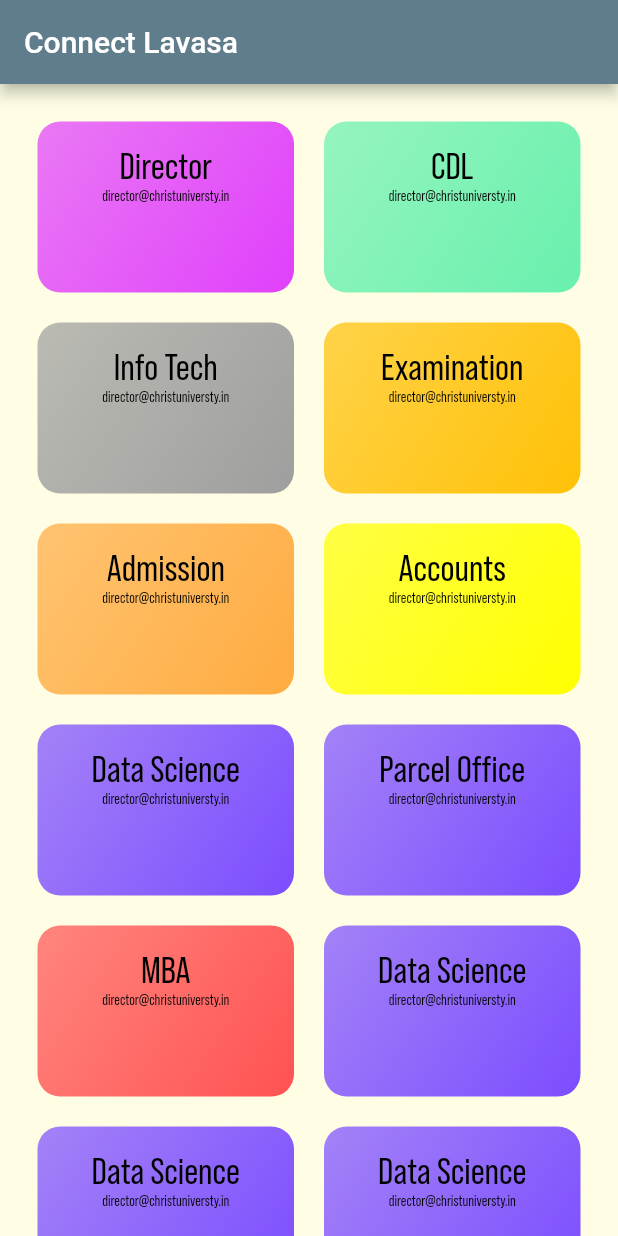
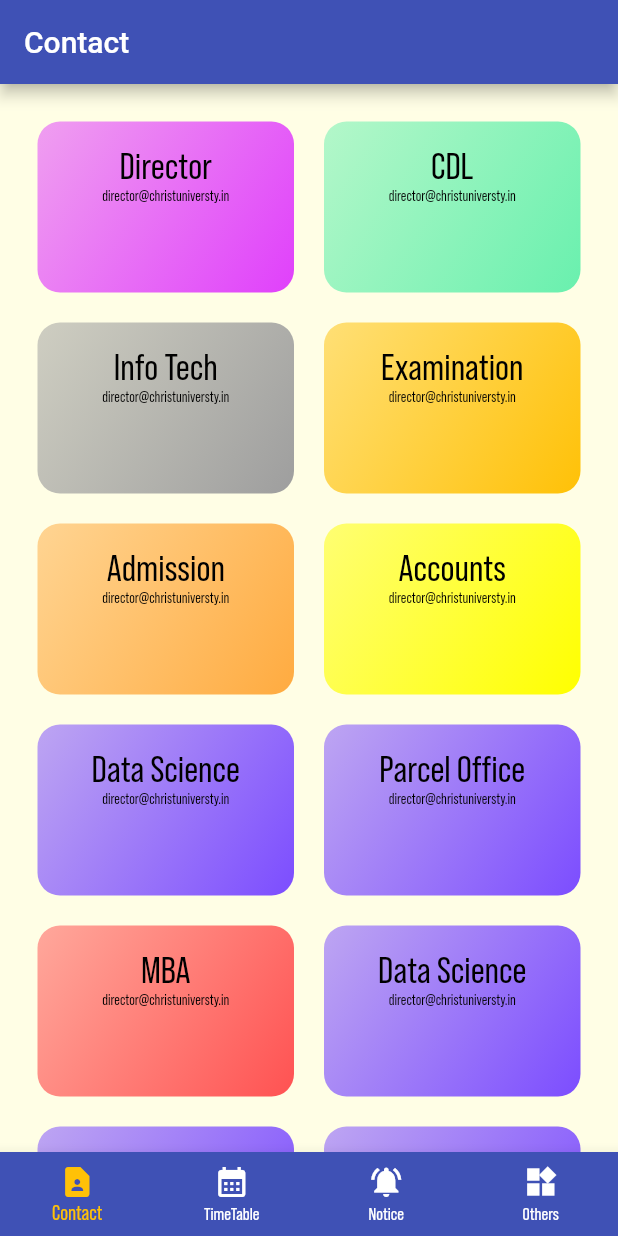
Before and after one commit to alansomathew/ConnectLavasa, a Flutter app: the screen it shows after launch, on a phone screen of 412 x 824 dp. Run offline on Flutter 3.47's test engine with Material 2 defaults, Android fonts, the phone set to English and light mode, and no system bars.

Commit message:
make more widgets

```diff
--- a/lib/dummy_data.dart
+++ b/lib/dummy_data.dart
@@ -1,4 +1,5 @@
 import 'package:connect_lavasa/models/category.dart';
+import 'package:connect_lavasa/models/contact.dart';
 import 'package:flutter/material.dart';
 
 // ignore: unnecessary_const
@@ -8,88 +9,163 @@
     title: 'Director',
     email: 'director@christuniversty.in',
     color: Colors.purpleAccent,
+    about: 'about the director office',
   ),
   Category(
     id: 'c2',
     title: 'CDL',
     email: 'director@christuniversty.in',
     color: Colors.greenAccent,
+    about: 'about the director office',
   ),
   Category(
     id: 'c3',
     title: 'Info Tech',
     email: 'director@christuniversty.in',
     color: Colors.grey,
+    about: 'about the director office',
   ),
   Category(
     id: 'c4',
     title: 'Examination',
     email: 'director@christuniversty.in',
     color: Colors.amber,
+    about: 'about the director office',
   ),
   Category(
     id: 'c5',
     title: 'Admission',
     email: 'director@christuniversty.in',
     color: Colors.orangeAccent,
+    about: 'about the director office',
   ),
   Category(
-      id: 'c6',
-      title: 'Accounts',
-      email: 'director@christuniversty.in',
-      color: Colors.yellowAccent),
+    id: 'c6',
+    title: 'Accounts',
+    email: 'director@christuniversty.in',
+    color: Colors.yellowAccent,
+    about: 'about the director office',
+  ),
   Category(
     id: 'c6',
     title: 'Data Science',
     email: 'director@christuniversty.in',
     color: Colors.deepPurpleAccent,
+    about: 'about the director office',
   ),
   Category(
     id: 'c7',
     title: 'Parcel Office',
     email: 'director@christuniversty.in',
     color: Colors.deepPurpleAccent,
+    about: 'about the director office',
   ),
   Category(
     id: 'c8',
     title: 'MBA',
     email: 'director@christuniversty.in',
     color: Colors.redAccent,
+    about: 'about the director office',
   ),
   Category(
     id: 'c9',
     title: 'Data Science',
     email: 'director@christuniversty.in',
     color: Colors.deepPurpleAccent,
+    about: 'about the director office',
   ),
   Category(
     id: 'c10',
     title: 'Data Science',
     email: 'director@christuniversty.in',
     color: Colors.deepPurpleAccent,
+    about: 'about the director office',
   ),
   Category(
     id: 'c11',
     title: 'Data Science',
     email: 'director@christuniversty.in',
     color: Colors.deepPurpleAccent,
+    about: 'about the director office',
   ),
   Category(
     id: 'c7',
     title: 'Data Science',
     email: 'director@christuniversty.in',
     color: Colors.deepPurpleAccent,
+    about: 'about the director office',
   ),
   Category(
     id: 'c7',
     title: 'Data Science',
     email: 'director@christuniversty.in',
     color: Colors.deepPurpleAccent,
+    about: 'about the director office',
   ),
   Category(
     id: 'c7',
     title: 'Data Science',
     email: 'director@christuniversty.in',
     color: Colors.deepPurpleAccent,
+    about: 'about the director office',
   ),
 ];
+
+List<Contact> DUMMY_CONTACTS = [
+  Contact(
+      id: 'e1',
+      categories: ['c1'],
+      name: 'Alanso Mathew',
+      contact: '885',
+      imageUrl:
+          'https://kp.christuniversity.in/KnowledgePro/images/EmployeePhotos/E6164.jpg',
+      emaila: 'alanso.mathew@christuniversity.in'),
+  Contact(
+      id: 'e2',
+      categories: ['c7', 'c8', 'c2', 'c1'],
+      name: 'Alanso Mathew',
+      contact: '885',
+      imageUrl:
+          'https://kp.christuniversity.in/KnowledgePro/images/EmployeePhotos/E6164.jpg',
+      emaila: 'alanso.mathew@christuniversity.in'),
+  Contact(
+      id: 'e3',
+      categories: ['c6'],
+      name: 'Alanso Mathew',
+      contact: '885',
+      imageUrl:
+          'https://kp.christuniversity.in/KnowledgePro/images/EmployeePhotos/E6164.jpg',
+      emaila: 'alanso.mathew@christuniversity.in'),
+  Contact(
+      id: 'e4',
+      categories: ['c5'],
+      name: 'Alanso Mathew',
+      contact: '885',
+      imageUrl:
+          'https://kp.christuniversity.in/KnowledgePro/images/EmployeePhotos/E6164.jpg',
+      emaila: 'alanso.mathew@christuniversity.in'),
+  Contact(
+      id: 'e5',
+      categories: ['c4'],
+      name: 'Alanso Mathew',
+      contact: '885',
+      imageUrl:
+          'https://kp.christuniversity.in/KnowledgePro/images/EmployeePhotos/E6164.jpg',
+      emaila: 'alanso.mathew@christuniversity.in'),
+  Contact(
+      id: 'e6',
+      categories: ['c3'],
+      name: 'Alanso Mathew',
+      contact: '885',
+      imageUrl:
+          'https://kp.christuniversity.in/KnowledgePro/images/EmployeePhotos/E6164.jpg',
+      emaila: 'alanso.mathew@christuniversity.in'),
+  Contact(
+      id: 'e7',
+      categories: ['c1', 'c2'],
+      name: 'Chandhu',
+      contact: '885',
+      imageUrl:
+          'https://kp.christuniversity.in/KnowledgePro/images/EmployeePhotos/E6164.jpg',
+      emaila: 'alanso.mathew@christuniversity.in'),
+];
--- a/lib/main.dart
+++ b/lib/main.dart
@@ -1,6 +1,7 @@
+import 'package:connect_lavasa/screens/tabs_screen.dart';
 import 'package:flutter/material.dart';
-
-import 'categories_screen.dart';
+import './screens/categories_screen.dart';
+import './screens/category_contact_screen.dart';
 
 void main() {
   runApp(MyApp());
@@ -12,8 +13,9 @@
     return MaterialApp(
       title: 'Connect Lavasa',
       theme: ThemeData(
+        primaryColor: Colors.indigo,
         canvasColor: const Color.fromRGBO(255, 254, 229, 1),
-        colorScheme: ColorScheme.fromSwatch(primarySwatch: Colors.blueGrey)
+        colorScheme: ColorScheme.fromSwatch(primarySwatch: Colors.indigo)
             .copyWith(secondary: Colors.lightBlue),
         fontFamily: 'BebasNeuePro',
         textTheme: ThemeData.light().textTheme.copyWith(
@@ -25,7 +27,10 @@
               ),
             ),
       ),
-      home: CategoriesScreen(),
+      home: TabsScreen(),
+      routes: {
+        CategoryContact.routeName: (ctx) => CategoryContact(),
+      },
     );
   }
 }
--- a/lib/models/category.dart
+++ b/lib/models/category.dart
@@ -10,5 +10,5 @@
       {required this.id,
       required this.title,
       required this.email,
-      this.color = Colors.blueAccent});
+      this.color = Colors.blueAccent, required String about});
 }
--- /dev/null
+++ b/lib/models/contact.dart
@@ -0,0 +1,17 @@
+class Contact {
+  final String id;
+  final List<String> categories;
+  final String name;
+  final String imageUrl;
+  final String emaila;
+  final String contact;
+
+  Contact({
+    required this.id,
+    required this.categories,
+    required this.name,
+    required this.contact,
+    required this.imageUrl,
+    required this.emaila,
+  });
+}
--- a/lib/categories_screen.dart
+++ b/lib/screens/categories_screen.dart
@@ -1,18 +1,12 @@
 import 'package:flutter/material.dart';
-import './dummy_data.dart';
-import './category_item.dart';
+import '../dummy_data.dart';
+import '../widgets/category_item.dart';
 
 class CategoriesScreen extends StatelessWidget {
   @override
   Widget build(BuildContext context) {
     return SafeArea(
       child: Scaffold(
-        appBar: AppBar(
-
-          title: const Text(
-            'Connect Lavasa',
-          ),
-        ),
         body: GridView(
           padding: EdgeInsets.all(25),
           gridDelegate: const SliverGridDelegateWithMaxCrossAxisExtent(
@@ -23,6 +17,7 @@
           ),
           children: DUMMY_CATEGORIES
               .map((catData) => CategoryItem(
+                    catData.id,
                     catData.title,
                     catData.color,
                     catData.email,
--- /dev/null
+++ b/lib/screens/tabs_screen.dart
@@ -0,0 +1,90 @@
+import 'package:connect_lavasa/screens/notice_screen.dart';
+import 'package:connect_lavasa/screens/other_screen.dart';
+import 'package:connect_lavasa/screens/timetable_screen.dart';
+
+import '../screens/categories_screen.dart';
+import 'package:flutter/material.dart';
+
+class TabsScreen extends StatefulWidget {
+  @override
+  State<TabsScreen> createState() => _TabsScreenState();
+}
+
+class _TabsScreenState extends State<TabsScreen> {
+  final List<Map<String, dynamic>> _pages = [
+    {
+      'pages': CategoriesScreen(),
+      'title': 'Contact',
+    },
+    {
+      'pages': TimetableScreen(),
+      'title': 'TimeTable',
+    },
+    {
+      'pages': NoticeScreen(),
+      'title': 'Notice',
+    },
+    {
+      'pages': OtherScreen(),
+      'title': 'Other',
+    },
+  ];
+  int _selectedPageIndex = 0;
+
+  void _selectPage(int index) {
+    setState(() {
+      _selectedPageIndex = index;
+    });
+  }
+
+  @override
+  Widget build(BuildContext context) {
+    return Scaffold(
+      appBar: AppBar(
+        title: Text(
+          _pages[_selectedPageIndex]['title'],
+        ),
+      ),
+
+      body: _pages[_selectedPageIndex]['pages'],
+      bottomNavigationBar: BottomNavigationBar(
+        onTap: _selectPage,
+        backgroundColor: Theme.of(context).primaryColor,
+        unselectedItemColor: Colors.white,
+        items: <BottomNavigationBarItem>[
+          BottomNavigationBarItem(
+            backgroundColor: Theme.of(context).primaryColor,
+            icon: const Icon(
+              Icons.contact_page,
+            ),
+            label: 'Contact',
+          ),
+          BottomNavigationBarItem(
+            backgroundColor: Theme.of(context).primaryColor,
+            icon: const Icon(
+              Icons.calendar_month,
+            ),
+            label: 'TimeTable',
+          ),
+          BottomNavigationBarItem(
+            backgroundColor: Theme.of(context).primaryColor,
+            icon: const Icon(
+              Icons.notifications_active,
+            ),
+            label: 'Notice',
+          ),
+          BottomNavigationBarItem(
+            backgroundColor: Theme.of(context).primaryColor,
+            icon: const Icon(
+              Icons.widgets,
+            ),
+            label: 'Others',
+          ),
+        ],
+        selectedItemColor: Colors.amber,
+        type: BottomNavigationBarType.fixed,
+        currentIndex: _selectedPageIndex,
+      ),
+    );
+  }
+}
--- a/lib/category_item.dart
+++ b/lib/widgets/category_item.dart
@@ -1,23 +1,17 @@
-import 'package:flutter/cupertino.dart';
 import 'package:flutter/material.dart';
-
-import 'category_contact_screen.dart';
+import 'package:connect_lavasa/screens/category_contact_screen.dart';
 
 class CategoryItem extends StatelessWidget {
+  final String id;
   final String title;
   final Color color;
   final String email;
 
-  CategoryItem(this.title, this.color, this.email);
+  CategoryItem(this.id, this.title, this.color, this.email);
 
   void selectCategory(BuildContext ctx) {
-    Navigator.of(ctx).push(
-      MaterialPageRoute(
-        builder: (_) {
-          return CategoryContact();
-        },
-      ),
-    );
+    Navigator.of(ctx).pushNamed(CategoryContact.routeName,
+        arguments: {'id': id, 'title': title});
   }
 
   @override
@@ -30,7 +24,7 @@
         padding: const EdgeInsets.all(15),
         decoration: BoxDecoration(
           gradient: LinearGradient(
-            colors: [color.withOpacity(0.7), color],
+            colors: [color.withOpacity(0.5), color],
             begin: Alignment.topLeft,
             end: Alignment.bottomRight,
           ),
```
Also changed, not shown: lib/category_contact_screen.dart (deleted, +0 -12 lines), lib/screens/category_contact_screen.dart (added, +39 -0 lines), lib/screens/notice_screen.dart (added, +12 -0 lines), lib/screens/other_screen.dart (added, +12 -0 lines), lib/screens/timetable_screen.dart (added, +12 -0 lines), lib/widgets/contact_item.dart (added, +155 -0 lines), lib/widgets/main_drawer.dart (added).
